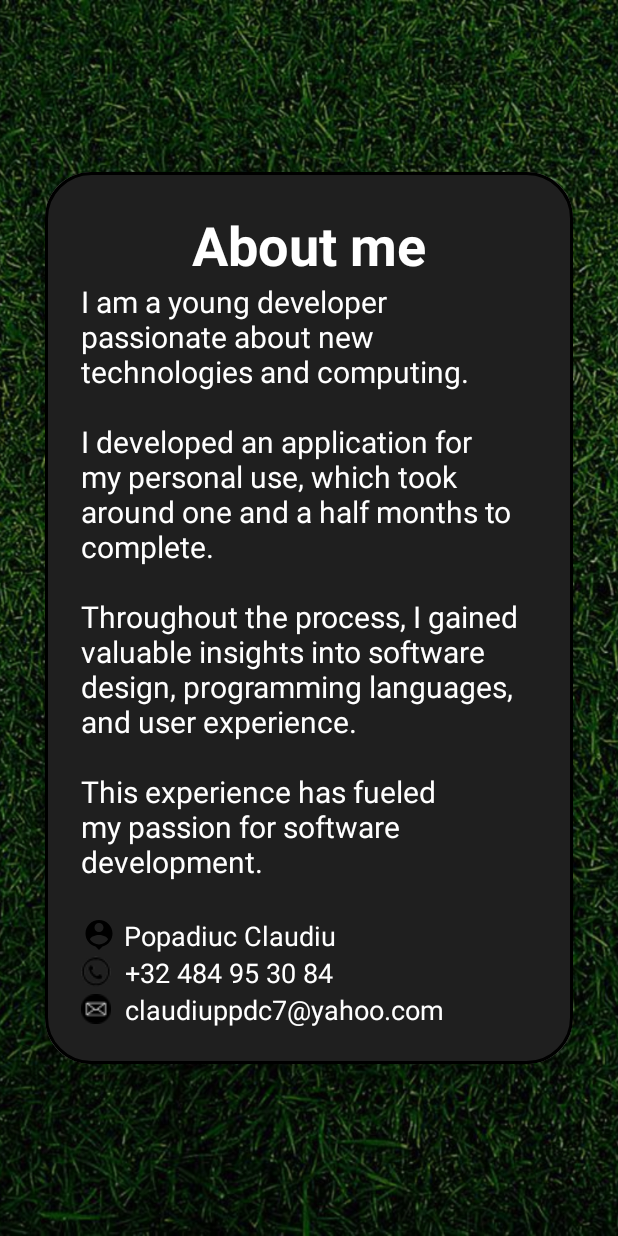
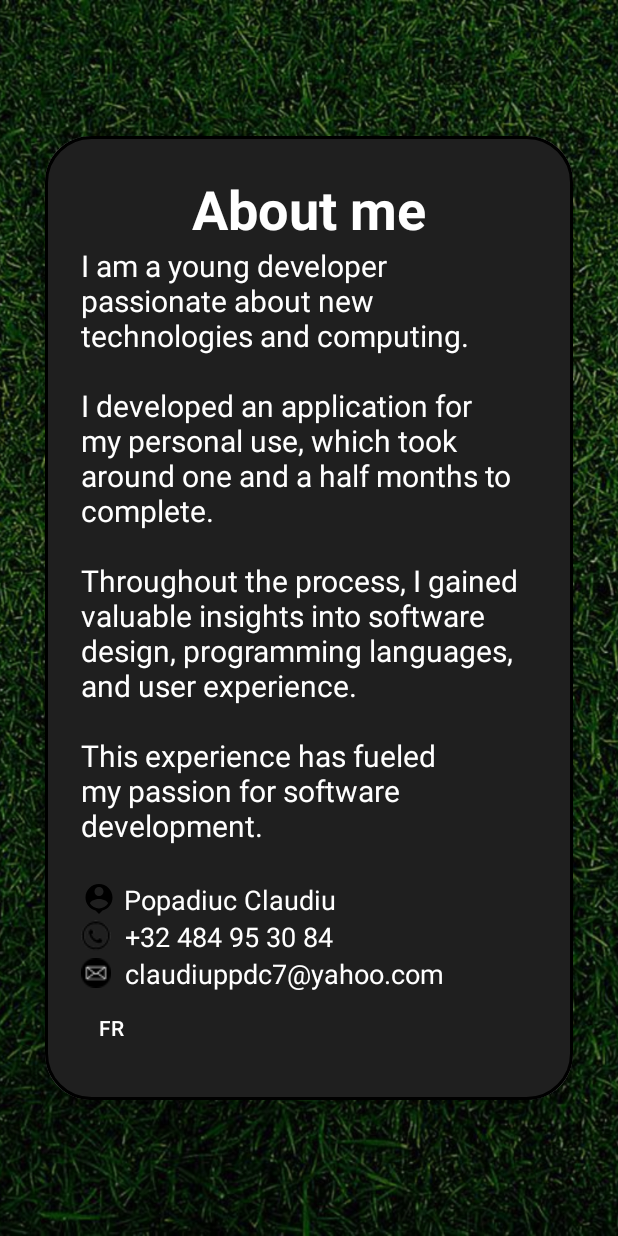
Before and after one commit to ImTheCloud/Android-Studio-FootballManager, an Android app: the AboutMe screen opened directly, with no data from a screen before it, on a phone screen of 412 x 824 dp. Run offline under Robolectric (Android 15) with nearby library versions, the phone set to English and light mode, and no system bars.

Commit message:
about help francais

```diff
--- a/DraredeBosanci/app/src/main/java/Home/AboutMe.java
+++ b/DraredeBosanci/app/src/main/java/Home/AboutMe.java
@@ -3,15 +3,32 @@ package Home;
 import androidx.appcompat.app.AppCompatActivity;
 
 import android.os.Bundle;
+import android.view.View;
+import android.widget.Button;
+import android.widget.TextView;
 
 import com.example.draredebosanci.R;
 
 public class AboutMe extends AppCompatActivity {
-
+    private Button fr;
+    private TextView ABOUTTEXT,text;
     @Override
     protected void onCreate(Bundle savedInstanceState) {
         super.onCreate(savedInstanceState);
         setContentView(R.layout.nav_about_me);
 
+        ABOUTTEXT = findViewById(R.id.ABOUTTEXT);
+        text= findViewById(R.id.text);
+        fr = findViewById(R.id.fr);
+
+
+        fr.setOnClickListener(new View.OnClickListener() {
+            @Override
+            public void onClick(View v) {
+                ABOUTTEXT.setText("A PROPOS DE MOI");
+                text.setText("Je suis un jeune développeur passionné par les nouvelles technologies et l'informatique. \n\nJ'ai développé une application pour mon usage personnel, ce qui m'a pris environ un mois et demi.\n\n Tout au long du processus, j'ai acquis des connaissances précieuses sur la conception de logiciels, les langages de programmation et l'expérience utilisateur. \n\nCette expérience a alimenté ma passion pour le développement de logiciels.\n\n");
+            }
+        });
     }
+
 }
--- a/DraredeBosanci/app/src/main/res/layout/nav_about_me.xml
+++ b/DraredeBosanci/app/src/main/res/layout/nav_about_me.xml
@@ -46,7 +46,7 @@
 
 
                 <TextView
-                    android:id="@+id/loginText"
+                    android:id="@+id/ABOUTTEXT"
                     android:layout_width="match_parent"
                     android:layout_height="wrap_content"
                     android:text="About me"
@@ -56,6 +56,7 @@
                     android:textStyle="bold" />
 
                 <TextView
+                    android:id="@+id/text"
                     android:layout_width="wrap_content"
                     android:layout_height="wrap_content"
                     android:text="I am a young developer passionate about new technologies and computing.\n\nI developed an application for my personal use, which took around one and a half months to complete.\n\nThroughout the process, I gained valuable insights into software design, programming languages, and user experience.\n\nThis experience has fueled my passion for software development.\n"
@@ -111,6 +112,13 @@
                     app:layout_constraintTop_toTopOf="parent"
                     app:layout_constraintVertical_bias="0.956" />
 
+                <Button
+                    android:id="@+id/fr"
+                    android:layout_width="40dp"
+                    android:layout_height="wrap_content"
+                    android:background="@drawable/button_selector"
+                    android:text="FR"/>
+
             </LinearLayout>
             </ScrollView>
         </androidx.cardview.widget.CardView>
```
Also changed, not shown: DraredeBosanci/app/src/main/java/Home/Help.java (+51 -1 lines), DraredeBosanci/app/src/main/java/Home/Home.java (+0 -12 lines), DraredeBosanci/app/src/main/res/layout/nav_help.xml (+12 -1 lines).
